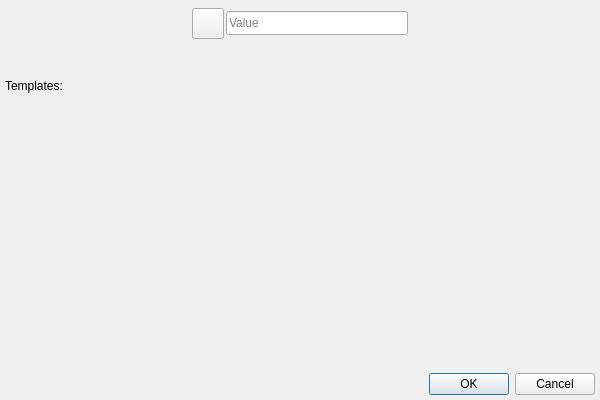
zkovari/plotlyst, file ui/plot_value_editor_dialog.ui: the form before one commit.
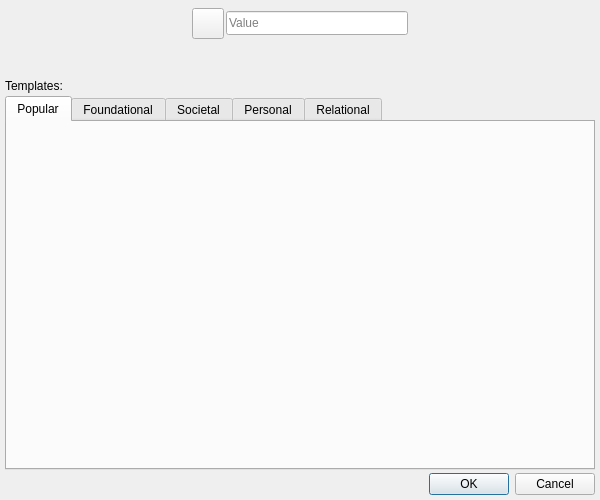
The form after the commit. Custom widgets are drawn as their Qt base class.

Commit message: Add more values separated to categories

```diff
--- a/ui/plot_value_editor_dialog.ui
+++ b/ui/plot_value_editor_dialog.ui
@@ -7,7 +7,7 @@
     <x>0</x>
     <y>0</y>
     <width>600</width>
-    <height>400</height>
+    <height>500</height>
    </rect>
   </property>
   <property name="sizePolicy">
@@ -19,7 +19,7 @@
   <property name="minimumSize">
    <size>
     <width>600</width>
-    <height>400</height>
+    <height>500</height>
    </size>
   </property>
   <property name="windowTitle">
@@ -158,34 +158,37 @@
     </widget>
    </item>
    <item>
-    <widget class="QWidget" name="wdgTemplates" native="true">
-     <property name="sizePolicy">
-      <sizepolicy hsizetype="Expanding" vsizetype="Maximum">
-       <horstretch>0</horstretch>
-       <verstretch>0</verstretch>
-      </sizepolicy>
+    <widget class="QTabWidget" name="tabWidget">
+     <property name="currentIndex">
+      <number>0</number>
      </property>
-     <property name="minimumSize">
-      <size>
-       <width>0</width>
-       <height>25</height>
-      </size>
-     </property>
+     <widget class="QWidget" name="tabPopular">
+      <attribute name="title">
+       <string>Popular</string>
+      </attribute>
+     </widget>
+     <widget class="QWidget" name="tabFoundational">
+      <attribute name="title">
+       <string>Foundational</string>
+      </attribute>
+     </widget>
+     <widget class="QWidget" name="tabSocietal">
+      <attribute name="title">
+       <string>Societal</string>
+      </attribute>
+     </widget>
+     <widget class="QWidget" name="tabPersonal">
+      <attribute name="title">
+       <string>Personal</string>
+      </attribute>
+     </widget>
+     <widget class="QWidget" name="tabRelational">
+      <attribute name="title">
+       <string>Relational</string>
+      </attribute>
+     </widget>
     </widget>
    </item>
-   <item>
-    <spacer name="verticalSpacer">
-     <property name="orientation">
-      <enum>Qt::Vertical</enum>
-     </property>
-     <property name="sizeHint" stdset="0">
-      <size>
-       <width>20</width>
-       <height>15</height>
-      </size>
-     </property>
-    </spacer>
-   </item>
    <item>
     <widget class="QDialogButtonBox" name="buttonBox">
      <property name="orientation">
```
The commit also changes 2 other files.
